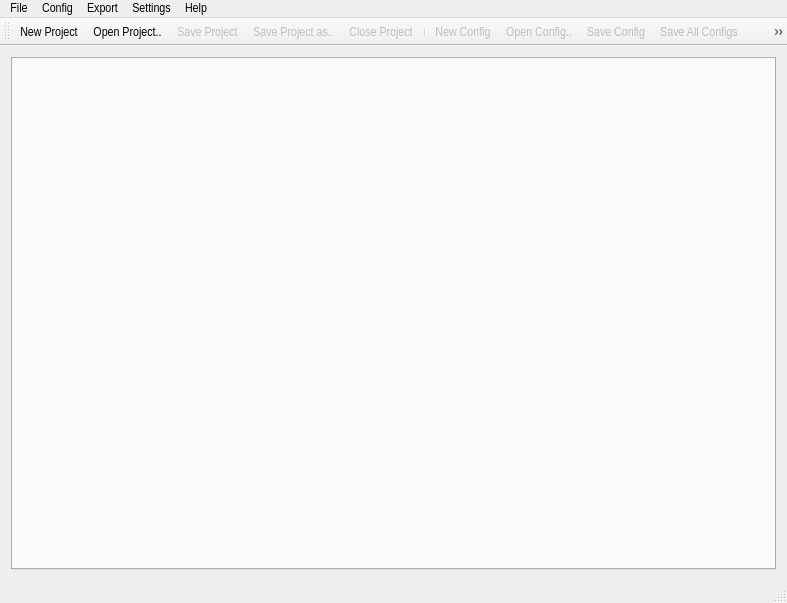
Before: the Qt Designer form ui/cdegs_main.ui in Eltee/cdegs-aid, drawn with Qt 5.
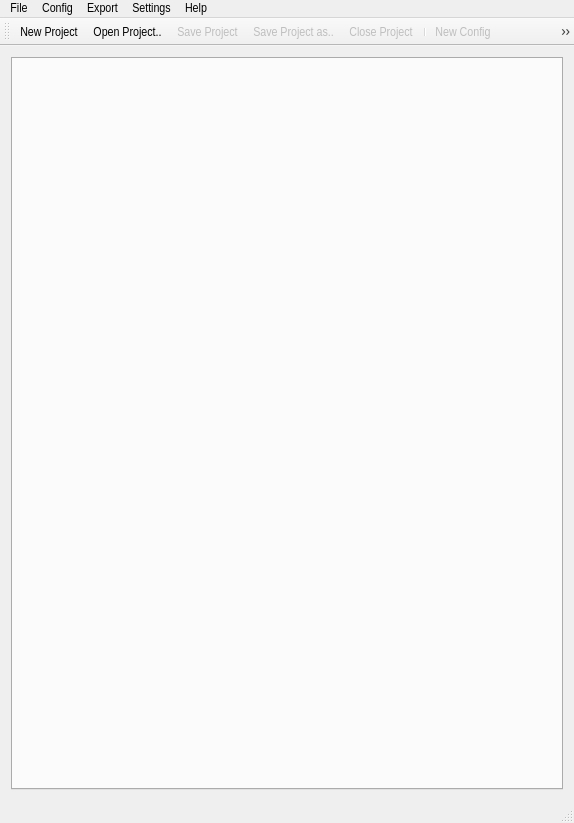
After: the same form once the commit is applied. Icons and pictures are not drawn.

Commit message: Avancement de l'interface conducteur

The edit to the form file:
```diff
--- a/ui/cdegs_main.ui
+++ b/ui/cdegs_main.ui
@@ -6,10 +6,22 @@
    <rect>
     <x>0</x>
     <y>0</y>
-    <width>787</width>
-    <height>603</height>
+    <width>574</width>
+    <height>823</height>
    </rect>
   </property>
+  <property name="sizePolicy">
+   <sizepolicy hsizetype="MinimumExpanding" vsizetype="MinimumExpanding">
+    <horstretch>0</horstretch>
+    <verstretch>0</verstretch>
+   </sizepolicy>
+  </property>
+  <property name="minimumSize">
+   <size>
+    <width>574</width>
+    <height>823</height>
+   </size>
+  </property>
   <property name="font">
    <font>
     <family>Arial Narrow</family>
@@ -129,7 +141,7 @@
     <rect>
      <x>0</x>
      <y>0</y>
-     <width>787</width>
+     <width>574</width>
      <height>18</height>
     </rect>
    </property>
```
The commit also changes 6 other files.
